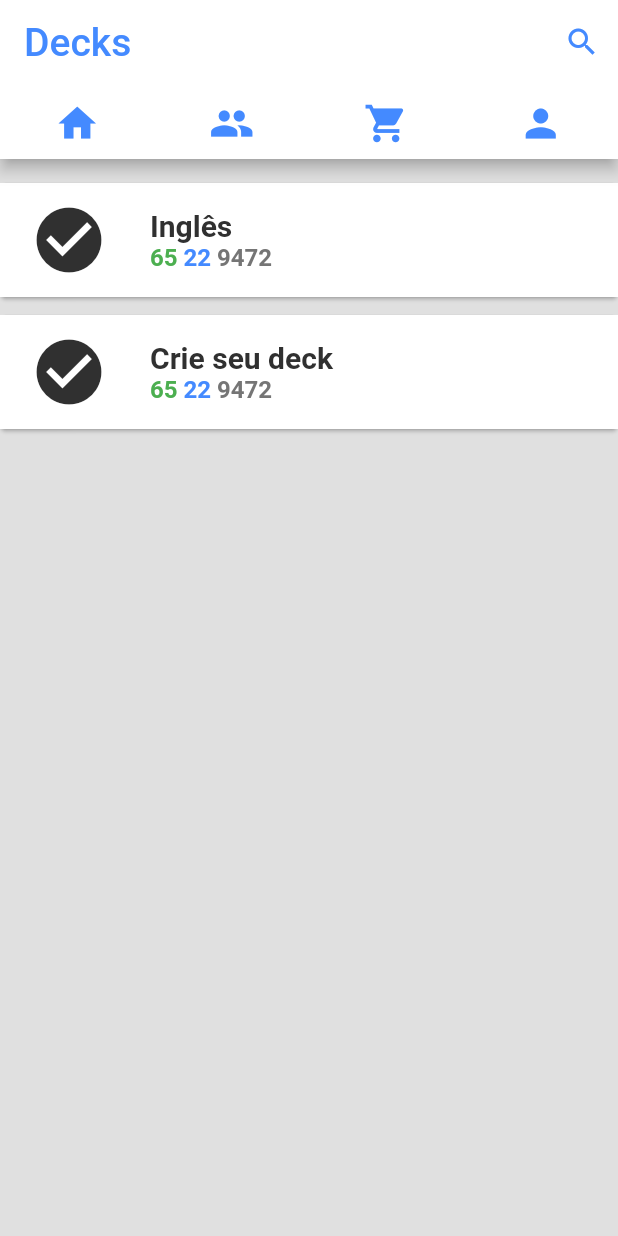
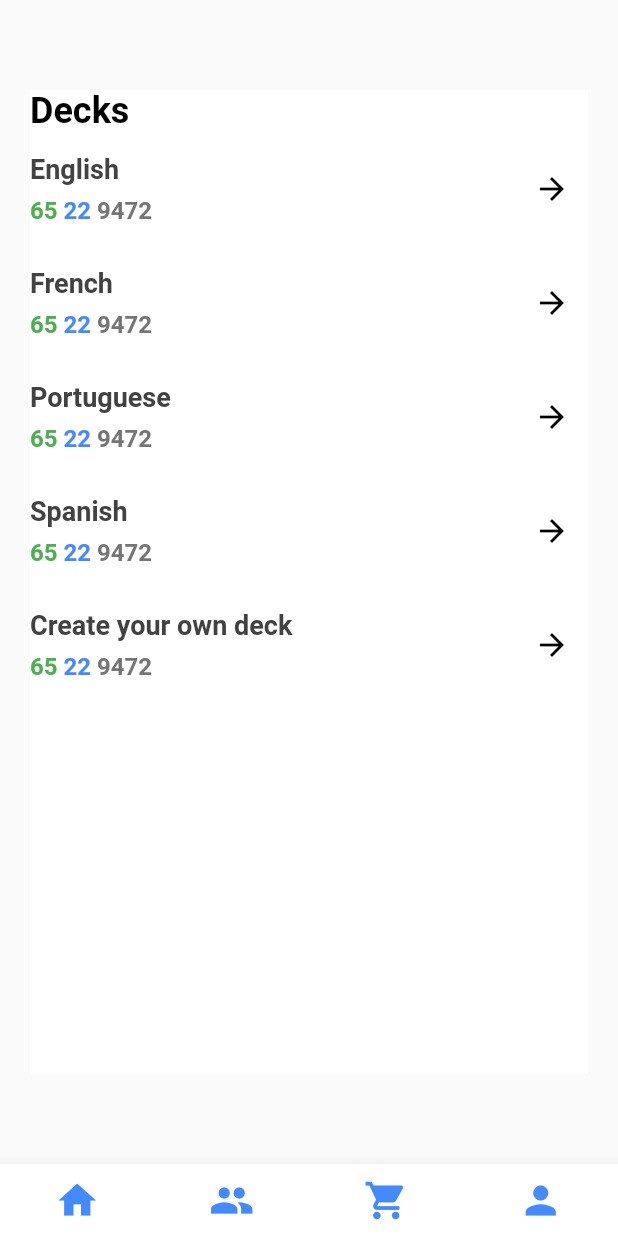
Before and after one commit to wwwxkz/PortunholApp, a Flutter app: the ListPage screen opened directly, on a phone screen of 412 x 824 dp. Run offline on Flutter 3.47's test engine with Material 2 defaults, Android fonts, the phone set to English and light mode, and no system bars; our stand-ins replace firebase_auth, firebase_database, flutter_tts; missing offline and left inert: translator; accounts and stored records are empty.

Commit message:
Interface redesigned

```diff
--- a/lib/main.dart
+++ b/lib/main.dart
@@ -10,10 +10,9 @@ class MyApp extends StatelessWidget {
   @override
   Widget build(BuildContext context) {
     return new MaterialApp(
-        title: 'Flutter login demo',
         debugShowCheckedModeBanner: false,
         theme: new ThemeData(
-          primarySwatch: Colors.blue,
+          primaryColor: Colors.white,
         ),
         home: new RootPage(auth: new Auth()));
   }
--- a/lib/pages/initial/course_selection.dart
+++ b/lib/pages/initial/course_selection.dart
@@ -19,30 +19,22 @@ class MyApp extends StatelessWidget {
   final VoidCallback onSignedOut;
   final String userId;
 
-  // This widget is the root of your application.
   @override
   Widget build(BuildContext context) {
     return new MaterialApp(
-      title: 'Portunhol',
       theme: new ThemeData(fontFamily: 'Raleway'),
-      home: new ListPage(
-          title: 'Línguas',
-          auth: auth,
-          userId: userId,
-          onSignedOut: onSignedOut),
-      // home: DetailPage(),
+      home: new ListPage(auth: auth, userId: userId, onSignedOut: onSignedOut),
     );
   }
 }
 
 class ListPage extends StatefulWidget {
-  ListPage({Key key, this.title, this.auth, this.userId, this.onSignedOut})
+  ListPage({Key key, this.auth, this.userId, this.onSignedOut})
       : super(key: key);
 
   final BaseAuth auth;
   final VoidCallback onSignedOut;
   final String userId;
-  final String title;
 
   @override
   _ListPageState createState() => _ListPageState();
@@ -60,41 +52,56 @@ class _ListPageState extends State<ListPage> {
   @override
   Widget build(BuildContext context) {
     ListTile makeListTile(Lesson lesson) => ListTile(
-          contentPadding:
-              EdgeInsets.symmetric(horizontal: 20.0, vertical: 10.0),
-          leading: Container(
-            padding: EdgeInsets.only(right: 12.0),
-            child: Icon(Icons.check_circle, color: Colors.grey[850], size: 52),
-          ),
-          title: Column(
+          contentPadding: EdgeInsets.symmetric(horizontal: -20.0, vertical: 10),
+          title: Container(
+            child: Row(
+              mainAxisAlignment: MainAxisAlignment.spaceBetween,
+              children: <Widget>[
+                Column(
                   crossAxisAlignment: CrossAxisAlignment.start,
                   children: <Widget>[
-              Text(
-                lesson.title,
-                style: TextStyle(color: Colors.grey[850], fontWeight: FontWeight.w600, fontSize: 20)
-              ),
+                    Text(lesson.title,
+                        style: TextStyle(
+                            color: Colors.grey[800],
+                            fontWeight: FontWeight.w600,
+                            fontSize: 18)),
+                    SizedBox(height: 8),
                     Row(
                       children: <Widget>[
                         Text(
                           '65 ',
                           style: TextStyle(
-                    color: Colors.green, fontWeight: FontWeight.w600, fontSize: 16),
+                              color: Colors.green,
+                              fontWeight: FontWeight.w600,
+                              fontSize: 16),
                         ),
                         Text(
                           '22 ',
                           style: TextStyle(
-                    color: Colors.blueAccent, fontWeight: FontWeight.w600, fontSize: 16),
+                              color: Colors.blueAccent,
+                              fontWeight: FontWeight.w600,
+                              fontSize: 16),
                         ),
                         Text(
                           '9472',
                           style: TextStyle(
-                    color: Colors.grey[600], fontWeight: FontWeight.w600, fontSize: 16),
+                              color: Colors.grey[600],
+                              fontWeight: FontWeight.w600,
+                              fontSize: 16),
                         ),
-              ],)
+                      ],
+                    )
                   ],
                 ),
+                IconButton(
+                  icon: new Icon(Icons.arrow_forward, color: Colors.black),
+                  //onPressed: () => Navigator.of(context).pop(),
+                ),
+              ],
+            ),
+          ),
           onTap: () {
-            if (lesson.title == "Inglês") {
+            if (lesson.title == "English") {
               Navigator.push(
                   context,
                   MaterialPageRoute(
@@ -116,23 +123,26 @@ class _ListPageState extends State<ListPage> {
           },
         );
 
-    Card makeCard(Lesson lesson) => Card(
-
-          margin: new EdgeInsets.symmetric(vertical: 6.0),
-          child: Container(
+    Container makeCard(Lesson lesson) => Container(
           decoration: BoxDecoration(
             color: Colors.white,
           ),
           child: makeListTile(lesson),
-          ),
         );
 
     final makeBody = Container(
-        color: Colors.grey[300],
-        padding: EdgeInsets.only(top: 10, left: 0, right: 0),
+        color: Colors.white,
+        margin: EdgeInsets.symmetric(vertical: 60.0, horizontal: 20.0),
         child: Column(
           crossAxisAlignment: CrossAxisAlignment.start,
           children: <Widget>[
+            Text(
+              'Decks',
+              style: TextStyle(
+                  color: Colors.black,
+                  fontWeight: FontWeight.w600,
+                  fontSize: 24),
+            ),
             ListView.builder(
               scrollDirection: Axis.vertical,
               shrinkWrap: true,
@@ -144,15 +154,7 @@ class _ListPageState extends State<ListPage> {
           ],
         ));
 
-
-    final topAppBar = AppBar(
-      backgroundColor: Colors.white,
-      title: Text(
-        'Decks',
-        style: TextStyle(color: Colors.blueAccent, fontSize: 26),
-      ),
-      bottom: PreferredSize(
-        preferredSize: Size.fromHeight(50.0),
+    final bottomAppBar = BottomAppBar(
       child: Row(
         mainAxisAlignment: MainAxisAlignment.spaceAround,
         children: <Widget>[
@@ -212,18 +214,11 @@ class _ListPageState extends State<ListPage> {
           )
         ],
       ),
-      ),
-      actions: <Widget>[
-        IconButton(
-          icon: Icon(Icons.search, color: Colors.blueAccent),
-          onPressed: () {},
-        )
-      ],
     );
 
     return Scaffold(
       body: makeBody,
-      appBar: topAppBar,
+      bottomNavigationBar: bottomAppBar,
     );
   }
 }
@@ -231,10 +226,19 @@ class _ListPageState extends State<ListPage> {
 List getLessons() {
   return [
     Lesson(
-      title: "Inglês",
+      title: "English",
     ),
     Lesson(
-      title: "Crie seu deck",
+      title: "French",
+    ),
+    Lesson(
+      title: "Portuguese",
+    ),
+    Lesson(
+      title: "Spanish",
+    ),
+    Lesson(
+      title: "Create your own deck",
     ),
   ];
 }
--- a/lib/root_page.dart
+++ b/lib/root_page.dart
@@ -78,6 +78,11 @@ class _RootPageState extends State<RootPage> {
         break;
       case AuthStatus.LOGGED_IN:
         if (_userId.length > 0 && _userId != null) {
+          //return new Main(
+            //userId: _userId,
+            //auth: widget.auth,
+            //onSignedOut: _onSignedOut,
+          //);
           return new MyApp(
             userId: _userId,
             auth: widget.auth,
```
Also changed, not shown: lib/pages/auth/login.dart (+29 -38 lines), lib/pages/people/rank.dart (+23 -10 lines), lib/pages/readDeck/study.dart (+10 -11 lines), lib/pages/shopping/store.dart (+22 -48 lines), lib/pages/yourDeck/study.dart (+62 -22 lines), pubspec.lock, 3 other files. Lines whose indentation alone changed are shown as unchanged.
